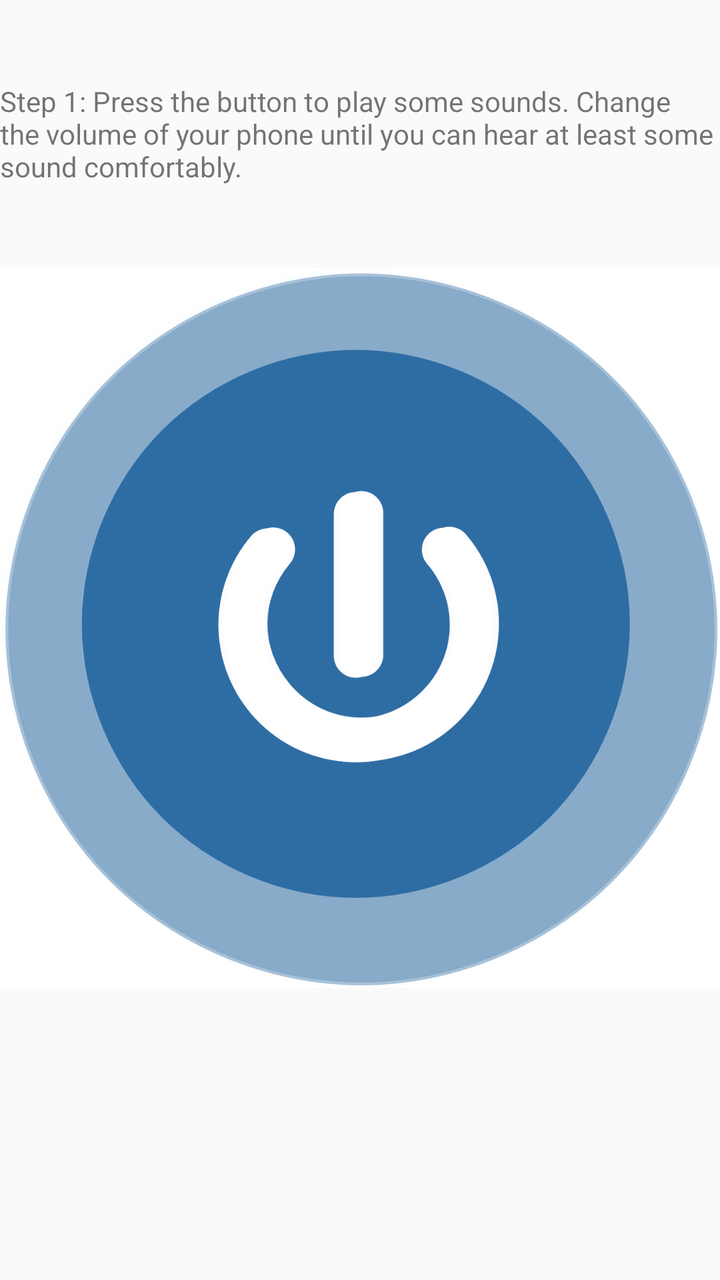
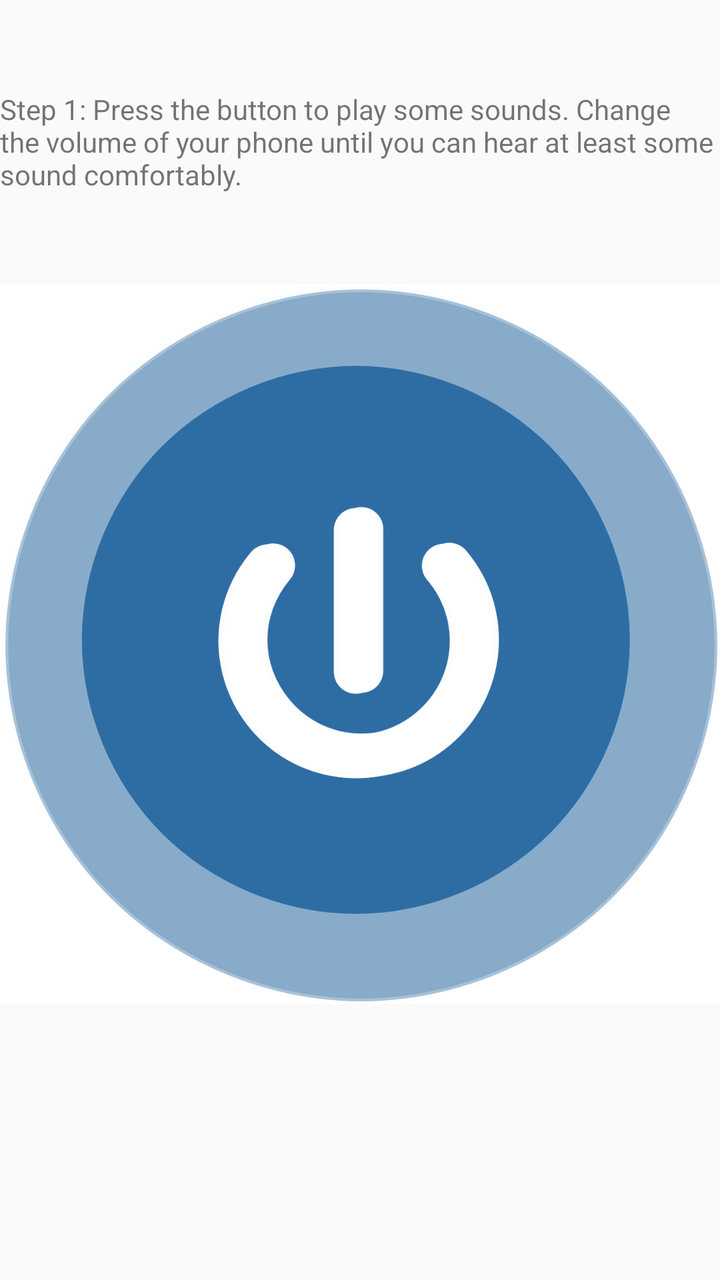

Two renders of the same Android screen: before a commit and after it. Below are the layout's source before the change and the commit's diff.
<!-- AndroidManifest.xml: application theme AppTheme -->
<!-- res/layout/volume_setting.xml -->
<android.support.constraint.ConstraintLayout xmlns:android="http://schemas.android.com/apk/res/android"
    xmlns:app="http://schemas.android.com/apk/res-auto"
    xmlns:tools="http://schemas.android.com/tools"
    android:id="@+id/frameLayout"
    android:layout_width="match_parent"
    android:layout_height="wrap_content"
    tools:context="peterson.ttu.edu.backupaids.headsetSetup.VolumeSetFragment">

    <TextView
        android:id="@+id/stepInfo"
        android:layout_width="wrap_content"
        android:layout_height="wrap_content"
        app:layout_constraintTop_toTopOf="parent"
        app:layout_constraintBottom_toTopOf="@+id/playSounds"
        android:text="Step 1: Press the button to play some sounds. Change the volume of your phone until you can hear at least some sound comfortably." />

    <ImageButton
        android:id="@+id/playSounds"
        android:layout_width="0dp"
        android:layout_height="0dp"
        android:layout_marginBottom="8dp"
        android:background="@android:color/background_light"
        android:scaleType="fitCenter"
        android:src="@drawable/power_button_blue2"
        app:layout_constraintBottom_toTopOf="@+id/volumeUp"
        app:layout_constraintDimensionRatio="1:1"
        app:layout_constraintHeight_default="wrap"
        app:layout_constraintLeft_toLeftOf="parent"
        app:layout_constraintRight_toRightOf="parent"
        app:layout_constraintTop_toBottomOf="@+id/stepInfo"
        app:layout_constraintWidth_default="wrap" />

    <ImageButton
        android:id="@+id/volumeUp"
        android:layout_width="0dp"
        android:scaleType="fitCenter"
        android:src="@android:drawable/arrow_up_float"
        app:layout_constraintBottom_toBottomOf="@id/nextStep"
        app:layout_constraintDimensionRatio="h,1:1"
        app:layout_constraintRight_toLeftOf="@id/volumeDown"
        app:layout_constraintTop_toTopOf="@+id/nextStep" />

    <ImageButton
        android:id="@+id/volumeDown"
        android:layout_width="0dp"
        android:layout_height="0dp"
        android:scaleType="fitCenter"
        android:src="@android:drawable/arrow_down_float"
        app:layout_constraintBottom_toBottomOf="@id/nextStep"
        app:layout_constraintDimensionRatio="h,1:1"
        app:layout_constraintRight_toLeftOf="@id/nextStep"
        app:layout_constraintTop_toTopOf="@+id/nextStep" />

    <Button
        android:id="@+id/nextStep"
        android:layout_width="wrap_content"
        android:layout_height="wrap_content"
        android:text="Next Step ->"
        app:layout_constraintTop_toBottomOf="@+id/playSounds"
        app:layout_constraintBottom_toBottomOf="parent"
        app:layout_constraintRight_toLeftOf="parent" />

</android.support.constraint.ConstraintLayout>
<!-- resources referenced by this layout -->
<resources>
  <!-- drawable power_button_blue2: png bitmap (drawable, 214661 bytes) -->
  <style name="AppTheme" parent="Theme.AppCompat.Light.DarkActionBar">
          
          <item name="colorPrimary">@color/colorPrimary</item>
          <item name="colorPrimaryDark">@color/colorPrimaryDark</item>
          <item name="colorAccent">@color/colorAccent</item>
      </style>
  <color name="colorPrimary">#3F51B5</color>
  <color name="colorPrimaryDark">#303F9F</color>
  <color name="colorAccent">#FF4081</color>
</resources>

<!-- the commit's change to res/layout/volume_setting.xml (unified diff, before → after) -->
@@ -18,10 +18,11 @@
         android:id="@+id/playSounds"
         android:layout_width="0dp"
         android:layout_height="0dp"
-        android:layout_marginBottom="8dp"
         android:background="@android:color/background_light"
+        android:onClick="startStopPlaying"
         android:scaleType="fitCenter"
         android:src="@drawable/power_button_blue2"
+        app:layout_constraintHorizontal_weight="1"
         app:layout_constraintBottom_toTopOf="@+id/volumeUp"
         app:layout_constraintDimensionRatio="1:1"
         app:layout_constraintHeight_default="wrap"
@@ -30,9 +31,27 @@
         app:layout_constraintTop_toBottomOf="@+id/stepInfo"
         app:layout_constraintWidth_default="wrap" />
 
+    <TextView
+        android:id="@+id/volumeLabel"
+        android:layout_width="wrap_content"
+        android:layout_height="wrap_content"
+        android:text="Volume:"
+        app:layout_constraintBottom_toBottomOf="@id/nextStep"
+        app:layout_constraintTop_toTopOf="@+id/nextStep"
+        app:layout_constraintRight_toLeftOf="@+id/volumeText"/>
+
+    <TextView
+        android:id="@+id/volumeText"
+        android:layout_width="wrap_content"
+        android:layout_height="wrap_content"
+        app:layout_constraintBottom_toBottomOf="@id/nextStep"
+        app:layout_constraintTop_toTopOf="@+id/nextStep"
+        app:layout_constraintRight_toLeftOf="@+id/volumeUp"/>
+
     <ImageButton
         android:id="@+id/volumeUp"
         android:layout_width="0dp"
+        android:layout_height="0dp"
         android:scaleType="fitCenter"
         android:src="@android:drawable/arrow_up_float"
         app:layout_constraintBottom_toBottomOf="@id/nextStep"
@@ -55,7 +74,7 @@
         android:id="@+id/nextStep"
         android:layout_width="wrap_content"
         android:layout_height="wrap_content"
-        android:text="Next Step ->"
+        android:text="Next Step >"
         app:layout_constraintTop_toBottomOf="@+id/playSounds"
         app:layout_constraintBottom_toBottomOf="parent"
         app:layout_constraintRight_toLeftOf="parent" />
